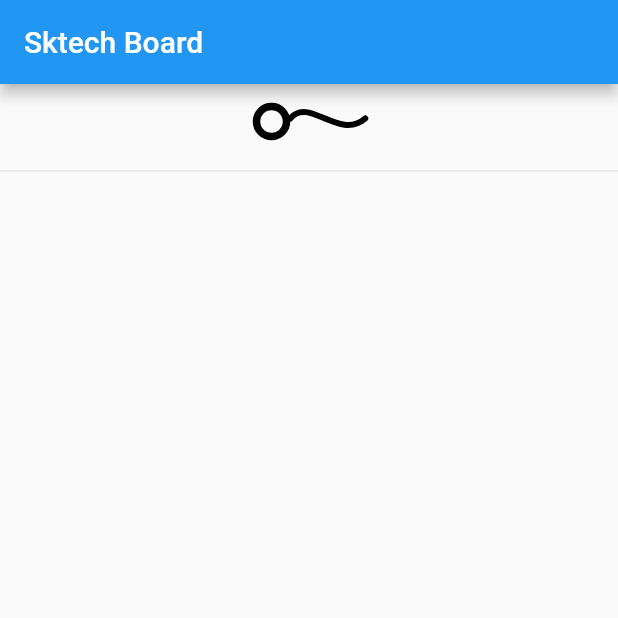
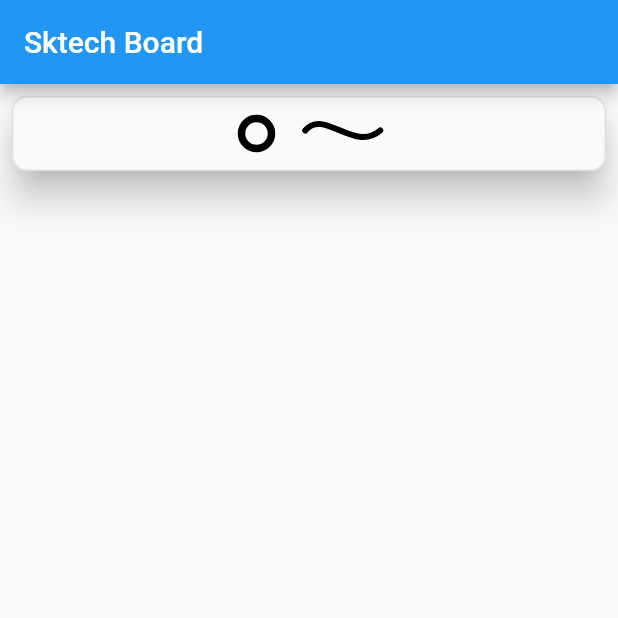
Before and after one commit to vinay416/sketch-board, a Flutter app: the screen it shows after launch, on a phone screen of 412 x 824 dp, the top half of it. Run offline on Flutter 3.47's test engine with Material 2 defaults, Android fonts, the phone set to English and light mode, and no system bars; our stand-ins replace flutter_colorpicker.

Commit message:
sketch changes

```diff
--- a/lib/model/sketch_paint_model.dart
+++ b/lib/model/sketch_paint_model.dart
@@ -1,5 +1,5 @@
-// ignore_for_file: public_member_api_docs, sort_constructors_first
 import 'package:flutter/material.dart';
+import 'sketch_paint_types.dart';
 
 class SketchPaintModel {
   const SketchPaintModel({
@@ -7,11 +7,13 @@
     required this.stroke,
     required this.strokeSize,
     required this.points,
+    required this.type,
   });
   final Color penColor;
   final PaintingStyle stroke;
   final double strokeSize;
   final List<Offset> points;
+  final SketchPaintType type;
 
   factory SketchPaintModel.empty({
     required Color penColor,
@@ -19,6 +21,7 @@
     required double strokeSize,
   }) {
     return SketchPaintModel(
+      type: SketchPaintType.pen,
       penColor: penColor,
       stroke: stroke,
       strokeSize: strokeSize,
@@ -31,8 +34,10 @@
     PaintingStyle? stroke,
     double? strokeSize,
     List<Offset>? points,
+    SketchPaintType? type
   }) {
     return SketchPaintModel(
+      type: type ?? this.type,
       penColor: penColor ?? this.penColor,
       stroke: stroke ?? this.stroke,
       strokeSize: strokeSize ?? this.strokeSize,
--- /dev/null
+++ b/lib/model/sketch_paint_types.dart
@@ -0,0 +1,4 @@
+enum SketchPaintType{
+  pen,
+  shape,
+}
--- a/lib/view/sketch_board.dart
+++ b/lib/view/sketch_board.dart
@@ -3,7 +3,6 @@
 import 'package:flutter/material.dart';
 
 import 'sketch_tools/pen_strokes/sketch_stroke_picker.dart';
-import 'sketch_tools/pen_strokes/sketch_stroke_sizes.dart';
 
 class SketchBoard extends StatelessWidget {
   const SketchBoard({super.key});
@@ -13,7 +12,6 @@
     return Column(
       children: [
         buildTools(),
-        const Divider(),
         buildBoard(),
       ],
     );
@@ -24,11 +22,26 @@
   }
 
   Widget buildTools() {
-    return Wrap(
-      children: const [
-        SketchColorPicker(),
-        SketchStrokePicker(),
-      ],
+    return Padding(
+      padding: const EdgeInsets.all(8.0),
+      child: Material(
+        elevation: 10,
+        shape: RoundedRectangleBorder(
+          side: BorderSide(color: Colors.grey.shade300),
+          borderRadius: BorderRadius.circular(10),
+        ),
+        child: SizedBox(
+          width: double.infinity,
+          child: Wrap(
+            alignment: WrapAlignment.center,
+            spacing: 20,
+            children: const [
+              SketchColorPicker(),
+              SketchStrokePicker(),
+            ],
+          ),
+        ),
+      ),
     );
   }
 }
```
Also changed, not shown: lib/view/sketch_tools/shapes/sketch_shape_picker.dart (added).
